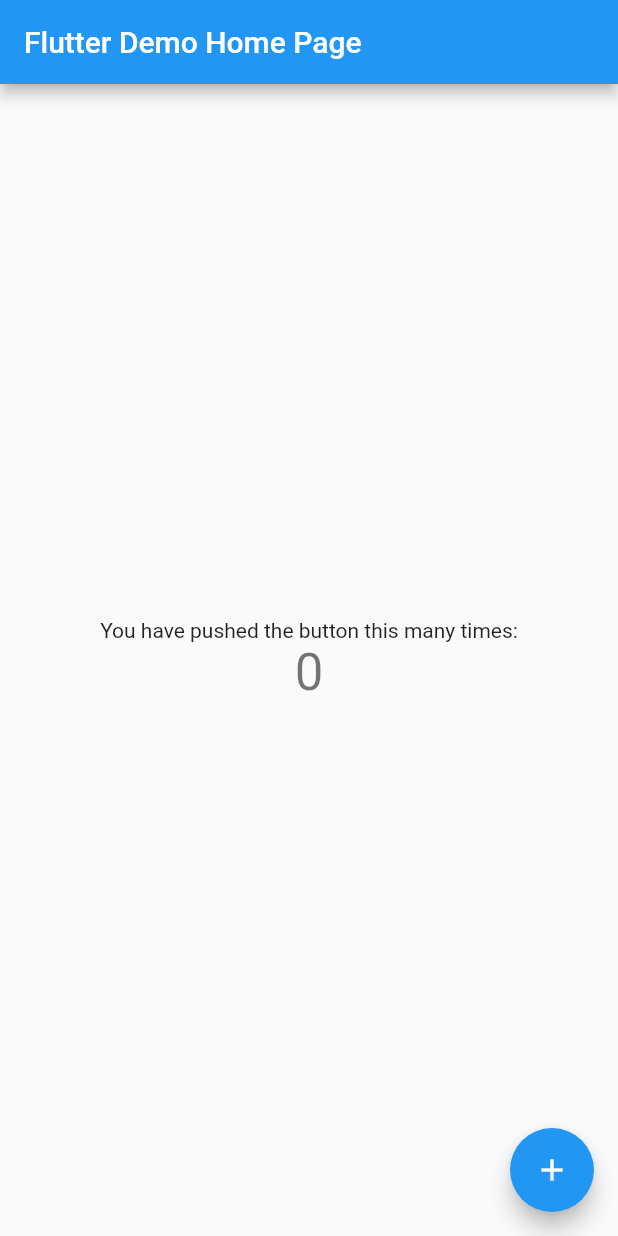
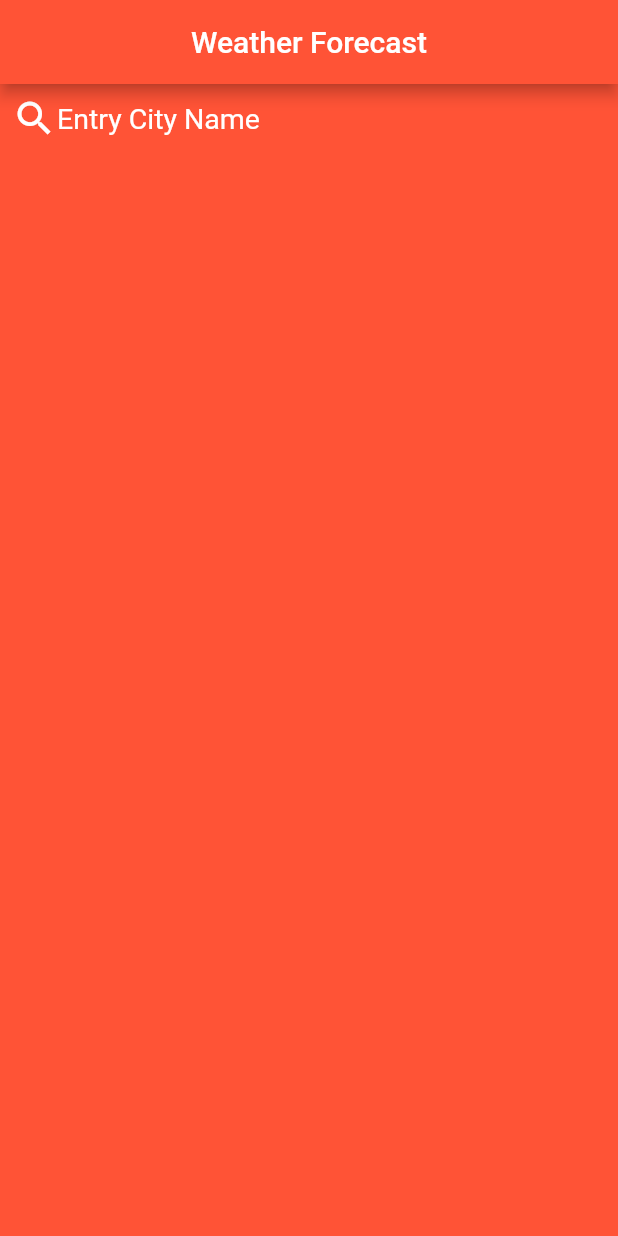
Before and after one commit to makruban/basic-ui3-d2-kokorin, a Flutter app: the screen it shows after launch, on a phone screen of 412 x 824 dp. Run offline on Flutter 3.47's test engine with Material 2 defaults, Android fonts, the phone set to English and light mode, and no system bars.

Commit message:
appBar and first Text

```diff
--- a/lib/main.dart
+++ b/lib/main.dart
@@ -1,113 +1,69 @@
 import 'package:flutter/material.dart';
 
-void main() {
-  runApp(MyApp());
-}
+void main() => runApp(MyApp());
 
-class MyApp extends StatelessWidget {
-  // This widget is the root of your application.
+class MyApp extends StatelessWidget{
+
   @override
-  Widget build(BuildContext context) {
+  Widget build(BuildContext context){
     return MaterialApp(
-      title: 'Flutter Demo',
+      title: "UI Task_2",
       theme: ThemeData(
-        // This is the theme of your application.
-        //
-        // Try running your application with "flutter run". You'll see the
-        // application has a blue toolbar. Then, without quitting the app, try
-        // changing the primarySwatch below to Colors.green and then invoke
-        // "hot reload" (press "r" in the console where you ran "flutter run",
-        // or simply save your changes to "hot reload" in a Flutter IDE).
-        // Notice that the counter didn't reset back to zero; the application
-        // is not restarted.
-        primarySwatch: Colors.blue,
+        brightness: Brightness.dark,
+        primaryColor: Color(0xFFFF5336),
+        scaffoldBackgroundColor: Color(0xFFFF5336),
       ),
-      home: MyHomePage(title: 'Flutter Demo Home Page'),
+      home: MyHomePage(),
     );
   }
 }
 
-class MyHomePage extends StatefulWidget {
-  MyHomePage({Key? key, required this.title}) : super(key: key);
-
-  // This widget is the home page of your application. It is stateful, meaning
-  // that it has a State object (defined below) that contains fields that affect
-  // how it looks.
-
-  // This class is the configuration for the state. It holds the values (in this
-  // case the title) provided by the parent (in this case the App widget) and
-  // used by the build method of the State. Fields in a Widget subclass are
-  // always marked "final".
-
-  final String title;
-
-  @override
-  _MyHomePageState createState() => _MyHomePageState();
-}
-
-class _MyHomePageState extends State<MyHomePage> {
-  int _counter = 0;
-
-  void _incrementCounter() {
-    setState(() {
-      // This call to setState tells the Flutter framework that something has
-      // changed in this State, which causes it to rerun the build method below
-      // so that the display can reflect the updated values. If we changed
-      // _counter without calling setState(), then the build method would not be
-      // called again, and so nothing would appear to happen.
-      _counter++;
-    });
-  }
-
-  @override
+class MyHomePage extends StatelessWidget{
+ @override
   Widget build(BuildContext context) {
-    // This method is rerun every time setState is called, for instance as done
-    // by the _incrementCounter method above.
-    //
-    // The Flutter framework has been optimized to make rerunning build methods
-    // fast, so that you can just rebuild anything that needs updating rather
-    // than having to individually change instances of widgets.
     return Scaffold(
       appBar: AppBar(
-        // Here we take the value from the MyHomePage object that was created by
-        // the App.build method, and use it to set our appbar title.
-        title: Text(widget.title),
+        centerTitle: true,
+        title: Text('Weather Forecast',
+        style: TextStyle(
+          fontSize: 20.0,
+          color: Colors.white,
+        ),),
       ),
-      body: Center(
-        // Center is a layout widget. It takes a single child and positions it
-        // in the middle of the parent.
-        child: Column(
-          // Column is also a layout widget. It takes a list of children and
-          // arranges them vertically. By default, it sizes itself to fit its
-          // children horizontally, and tries to be as tall as its parent.
-          //
-          // Invoke "debug painting" (press "p" in the console, choose the
-          // "Toggle Debug Paint" action from the Flutter Inspector in Android
-          // Studio, or the "Toggle Debug Paint" command in Visual Studio Code)
-          // to see the wireframe for each widget.
-          //
-          // Column has various properties to control how it sizes itself and
-          // how it positions its children. Here we use mainAxisAlignment to
-          // center the children vertically; the main axis here is the vertical
-          // axis because Columns are vertical (the cross axis would be
-          // horizontal).
-          mainAxisAlignment: MainAxisAlignment.center,
-          children: <Widget>[
-            Text(
-              'You have pushed the button this many times:',
-            ),
-            Text(
-              '$_counter',
-              style: Theme.of(context).textTheme.headline4,
-            ),
-          ],
-        ),
-      ),
-      floatingActionButton: FloatingActionButton(
-        onPressed: _incrementCounter,
-        tooltip: 'Increment',
-        child: Icon(Icons.add),
-      ), // This trailing comma makes auto-formatting nicer for build methods.
+      body: MyBodyPage(),
     );
   }
 }
+
+class MyBodyPage extends StatelessWidget{
+  @override
+  Widget build(BuildContext context){
+    return SingleChildScrollView(
+      child: Column(
+        children: [
+          SearchLine(),
+        ],
+      ),
+    );
+  }
+}
+
+class SearchLine extends StatelessWidget{
+  @override
+  Widget build(BuildContext context) {
+    // TODO: implement build
+    return Padding(
+      padding: const EdgeInsets.all(8.0),
+      child: Row(
+        children: [
+          Icon(Icons.search, size: 30.0,),
+          SizedBox(),
+         Text('Entry City Name', style: TextStyle(
+           fontSize: 19.0,
+         ),
+         ) ,
+        ],
+      ),
+    );
+  }
+}
```
